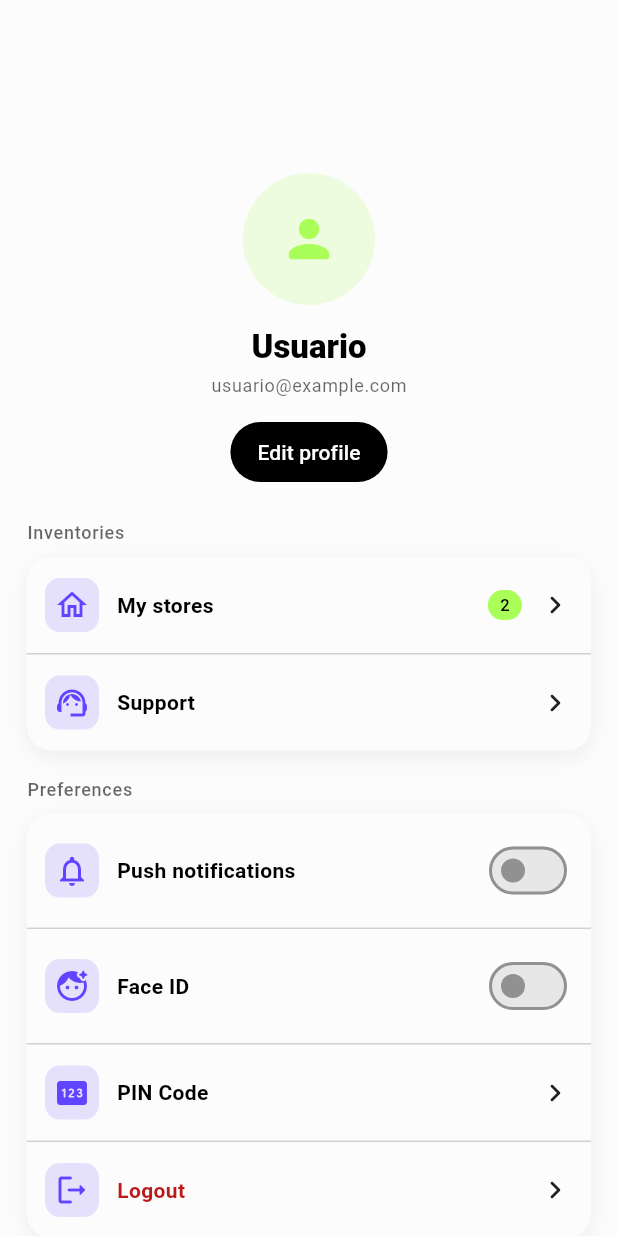
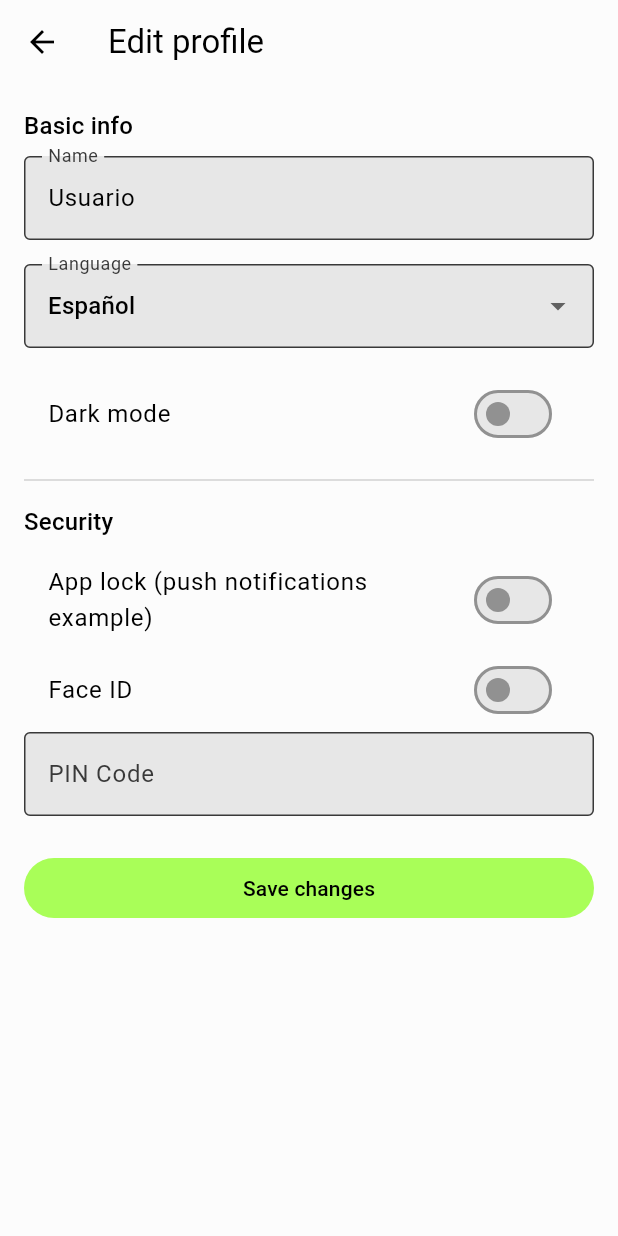
Before and after one commit to crycodex/swapme, a Flutter app: the _ProfileView widget shown alone on an empty page, opened directly, after a tap on "Edit profile", on a phone screen of 412 x 824 dp. Run offline on Flutter 3.47's test engine with Material 3 defaults, Android fonts, the phone set to English and light mode, and no system bars; our stand-ins replace cloud_firestore, firebase_auth, firebase_core, flex_color_scheme, get, sign_in_with_apple and 1 more; missing offline and left inert: glossy; accounts and stored records are empty; generated files the repository leaves out were written again.

Commit message:
Agrega la funcionalidad de navegación a la página de edición de perfil desde el layout de inicio. Se actualizan las rutas para incluir la nueva página de edición de perfil, mejorando la experiencia del usuario al permitir la modificación de datos de perfil.

```diff
--- /dev/null
+++ b/lib/presentation/pages/profile/edit_profile_page.dart
@@ -0,0 +1,91 @@
+import 'package:flutter/material.dart';
+import 'package:get/get.dart';
+import '../../../controllers/auth/auth_controller.dart';
+
+class EditProfilePage extends GetView<AuthController> {
+  const EditProfilePage({super.key});
+
+  @override
+  Widget build(BuildContext context) {
+    final ThemeData theme = Theme.of(context);
+    final ColorScheme colorScheme = theme.colorScheme;
+    final TextEditingController nameCtrl = TextEditingController(
+      text: controller.userName.value,
+    );
+    final TextEditingController pinCtrl = TextEditingController();
+
+    return Scaffold(
+      appBar: AppBar(title: const Text('Edit profile')),
+      body: Obx(() {
+        final bool darkMode = controller.isDarkMode.value;
+        final String lang = controller.language.value.isEmpty
+            ? 'es'
+            : controller.language.value;
+        return ListView(
+          padding: const EdgeInsets.all(16),
+          children: [
+            Text('Basic info', style: theme.textTheme.titleMedium),
+            const SizedBox(height: 8),
+            TextField(
+              controller: nameCtrl,
+              decoration: const InputDecoration(labelText: 'Name'),
+            ),
+            const SizedBox(height: 16),
+            DropdownButtonFormField<String>(
+              value: lang,
+              items: const [
+                DropdownMenuItem(value: 'es', child: Text('Español')),
+                DropdownMenuItem(value: 'en', child: Text('English')),
+              ],
+              onChanged: (String? v) {
+                if (v != null) controller.updateLanguage(v);
+              },
+              decoration: const InputDecoration(labelText: 'Language'),
+            ),
+            const SizedBox(height: 16),
+            SwitchListTile.adaptive(
+              value: darkMode,
+              title: const Text('Dark mode'),
+              onChanged: (_) => controller.toggleTheme(),
+            ),
+            const Divider(height: 32),
+            Text('Security', style: theme.textTheme.titleMedium),
+            const SizedBox(height: 8),
+            SwitchListTile.adaptive(
+              value: controller.isAppLockEnabled.value,
+              title: const Text('App lock (push notifications example)'),
+              onChanged: (bool v) => controller.toggleAppLock(v),
+            ),
+            SwitchListTile.adaptive(
+              value: controller.isBiometricEnabled.value,
+              title: const Text('Face ID'),
+              onChanged: (bool v) => controller.toggleBiometric(v),
+            ),
+            TextField(
+              controller: pinCtrl,
+              keyboardType: TextInputType.number,
+              decoration: const InputDecoration(labelText: 'PIN Code'),
+              onChanged: (String v) => controller.updatePin(v),
+            ),
+            const SizedBox(height: 24),
+            FilledButton(
+              onPressed: () async {
+                final String newName = nameCtrl.text.trim();
+                if (newName.isNotEmpty) {
+                  await controller.updateUserName(newName);
+                }
+                Get.back();
+                Get.snackbar(
+                  'Perfil',
+                  'Datos guardados',
+                  backgroundColor: colorScheme.surfaceVariant,
+                );
+              },
+              child: const Text('Save changes'),
+            ),
+          ],
+        );
+      }),
+    );
+  }
+}
--- a/lib/presentation/widgets/organisms/home/home_layout.dart
+++ b/lib/presentation/widgets/organisms/home/home_layout.dart
@@ -376,7 +376,9 @@ class _ProfileView extends GetView<AuthController> {
                   ),
                   const SizedBox(height: 12),
                   FilledButton.tonal(
-                    onPressed: () {},
+                    onPressed: () {
+                      Get.toNamed("/edit-profile");
+                    },
                     style: FilledButton.styleFrom(
                       padding: const EdgeInsets.symmetric(
                         horizontal: 18,
--- a/lib/routes/routes.dart
+++ b/lib/routes/routes.dart
@@ -6,16 +6,20 @@ import '../presentation/pages/welcome/welcome_page.dart';
 import '../presentation/pages/auth/login_page.dart';
 //home page
 import '../presentation/pages/home/home_page.dart';
+//profile
+import '../presentation/pages/profile/edit_profile_page.dart';
 
 class Routes {
   //welcome page
   static const String welcome = '/welcome';
   static const String login = '/login';
   static const String home = '/home';
+  static const String editProfile = '/edit-profile';
 
   static final List<GetPage> routes = [
     GetPage(name: Routes.welcome, page: () => const WelcomePage()),
     GetPage(name: Routes.login, page: () => const LoginPage()),
     GetPage(name: Routes.home, page: () => const HomePage()),
+    GetPage(name: Routes.editProfile, page: () => const EditProfilePage()),
   ];
 }
```
